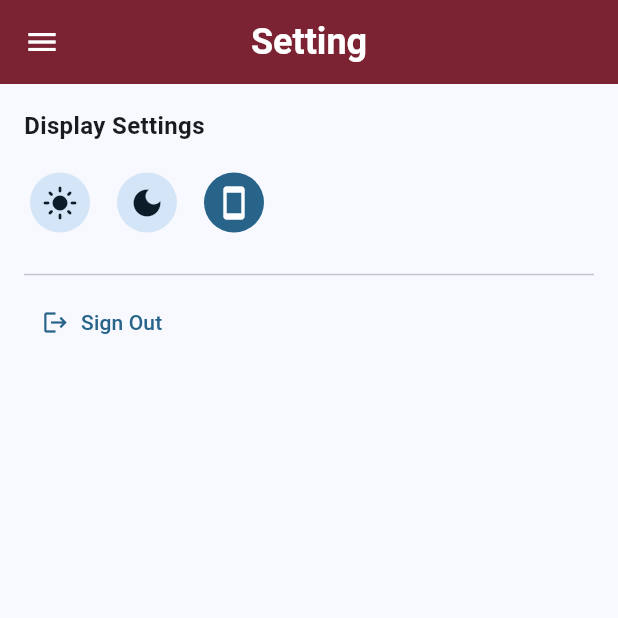
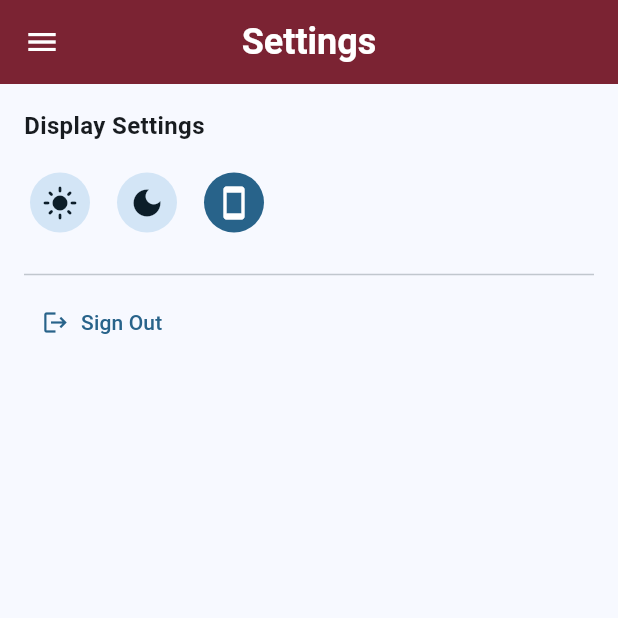
Before and after one commit to maneeshaPrasanna/SCUCarpool, a Flutter app: the SettingPage screen opened by its route, on a phone screen of 412 x 824 dp, the top half of it. Run offline on Flutter 3.47's test engine with Material 3 defaults, Android fonts, the phone set to English and light mode, and no system bars; our stand-ins replace bloc, cloud_firestore, cloud_functions, equatable, firebase_auth, firebase_core and 9 more; missing offline and left inert: firebase_ui_auth, flutter_google_places_sdk; accounts and stored records are empty.

Commit message:
Corrected Header Spelling "Settings"

```diff
--- a/lib/pages/settings/setting_page.dart
+++ b/lib/pages/settings/setting_page.dart
@@ -14,7 +14,7 @@ class SettingPage extends StatelessWidget {
         centerTitle: true,
         backgroundColor: const Color(0xFF811E2D), // Maroon color
         iconTheme: const IconThemeData(color: Colors.white), // White icons
-        title: const Text('Setting'),
+        title: const Text('Settings'),
         elevation: 2,
         titleTextStyle: const TextStyle(
           fontSize: 24,
```
